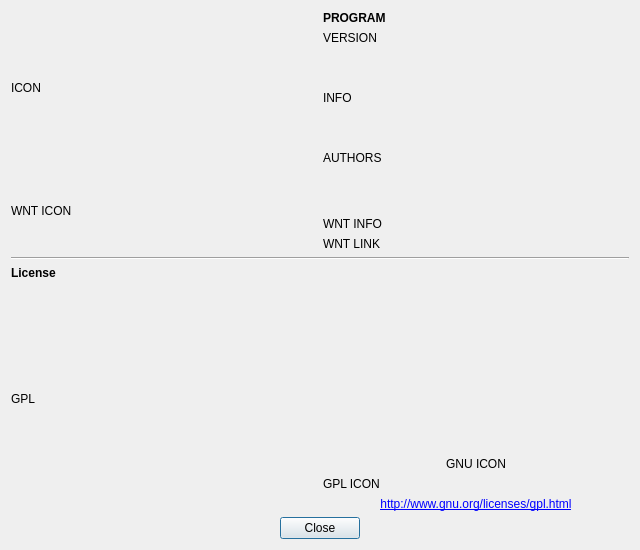
Before: the Qt Designer form src/ui/AboutDialog.ui in wnt-zhp/zarlock-cpp, drawn with Qt 5.
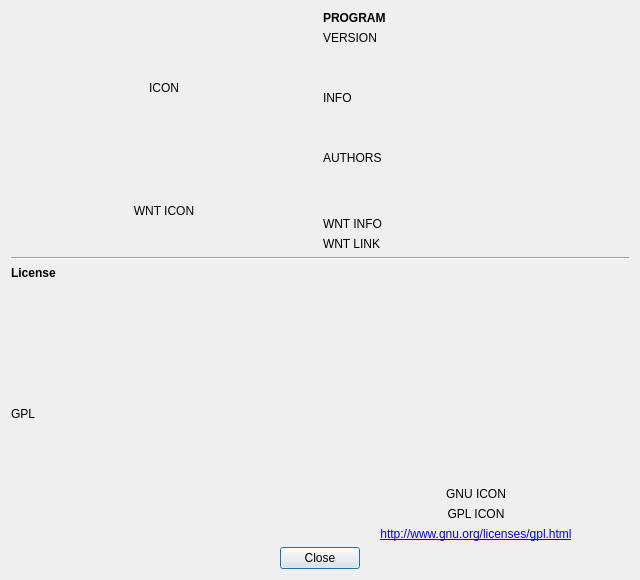
After: the same form once the commit is applied.

Commit message: About updated with icons, SettingsDialog implemented partially: encoding of output report CSV files

What changed in the file:
```diff
--- a/src/ui/AboutDialog.ui
+++ b/src/ui/AboutDialog.ui
@@ -7,7 +7,7 @@
     <x>0</x>
     <y>0</y>
     <width>640</width>
-    <height>550</height>
+    <height>580</height>
    </rect>
   </property>
   <property name="windowTitle">
@@ -21,6 +21,9 @@
        <property name="text">
         <string notr="true">ICON</string>
        </property>
+       <property name="alignment">
+        <set>Qt::AlignCenter</set>
+       </property>
       </widget>
      </item>
      <item row="2" column="1">
@@ -122,6 +125,9 @@
        <property name="text">
         <string notr="true">WNT ICON</string>
        </property>
+       <property name="alignment">
+        <set>Qt::AlignCenter</set>
+       </property>
       </widget>
      </item>
     </layout>
@@ -196,6 +202,9 @@
            <property name="text">
             <string notr="true">GPL ICON</string>
            </property>
+           <property name="alignment">
+            <set>Qt::AlignCenter</set>
+           </property>
           </widget>
          </item>
          <item>
```
Left out of the diff: 2 changed lines with no effect on the pictures. The commit also changes 19 other files.
